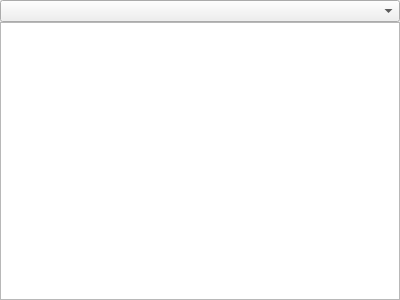
Above: plugins/generix/ui/dictionarydockwidget.ui from phoenix741/xinx before the change. Below: the same form after it.
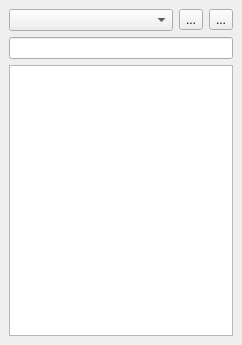
That is the form after the change. Icons and pictures are not drawn. Custom widgets are drawn as their Qt base class.

```diff
--- a/plugins/generix/ui/dictionarydockwidget.ui
+++ b/plugins/generix/ui/dictionarydockwidget.ui
@@ -6,8 +6,8 @@
    <rect>
     <x>0</x>
     <y>0</y>
-    <width>400</width>
-    <height>300</height>
+    <width>242</width>
+    <height>345</height>
    </rect>
   </property>
   <property name="allowedAreas">
@@ -18,14 +18,37 @@
   </property>
   <widget class="QWidget" name="dockWidgetContents">
    <layout class="QVBoxLayout" name="verticalLayout">
-    <property name="spacing">
-     <number>0</number>
-    </property>
-    <property name="margin">
-     <number>0</number>
-    </property>
     <item>
-     <widget class="QComboBox" name="m_dictionaryList"/>
+     <layout class="QHBoxLayout" name="horizontalLayout">
+      <item>
+       <widget class="QComboBox" name="m_dictionaryList"/>
+      </item>
+      <item>
+       <widget class="QToolButton" name="m_addToDico">
+        <property name="text">
+         <string>...</string>
+        </property>
+        <property name="icon">
+         <iconset resource="../../../components/xinxpluginselector.qrc">
+          <normaloff>:/images/add.png</normaloff>:/images/add.png</iconset>
+        </property>
+       </widget>
+      </item>
+      <item>
+       <widget class="QToolButton" name="m_updateBase">
+        <property name="text">
+         <string>...</string>
+        </property>
+        <property name="icon">
+         <iconset resource="../../../components/xinxpluginselector.qrc">
+          <normaloff>:/images/up.png</normaloff>:/images/up.png</iconset>
+        </property>
+       </widget>
+      </item>
+     </layout>
+    </item>
+    <item>
+     <widget class="XinxLineEdit" name="m_filterLine"/>
     </item>
     <item>
      <widget class="QTreeView" name="m_dictionaryTreeView"/>
@@ -33,6 +56,15 @@
    </layout>
   </widget>
  </widget>
- <resources/>
+ <customwidgets>
+  <customwidget>
+   <class>XinxLineEdit</class>
+   <extends>QLineEdit</extends>
+   <header location="global">xinxlineedit.h</header>
+  </customwidget>
+ </customwidgets>
+ <resources>
+  <include location="../../../components/xinxpluginselector.qrc"/>
+ </resources>
  <connections/>
 </ui>
```
